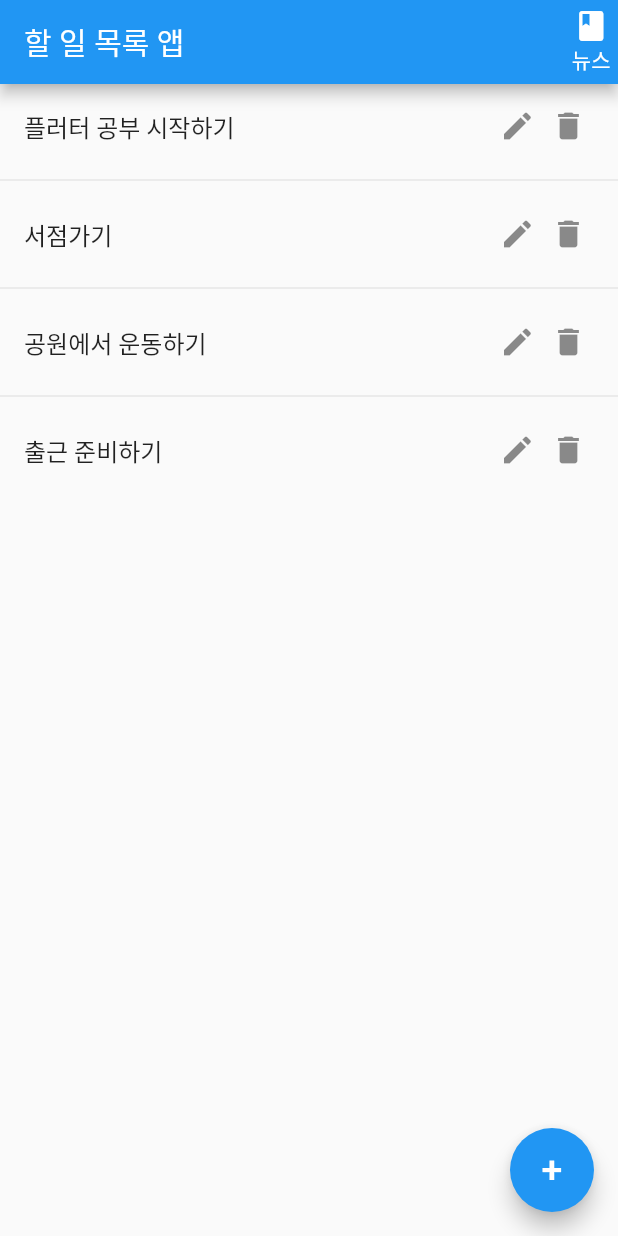
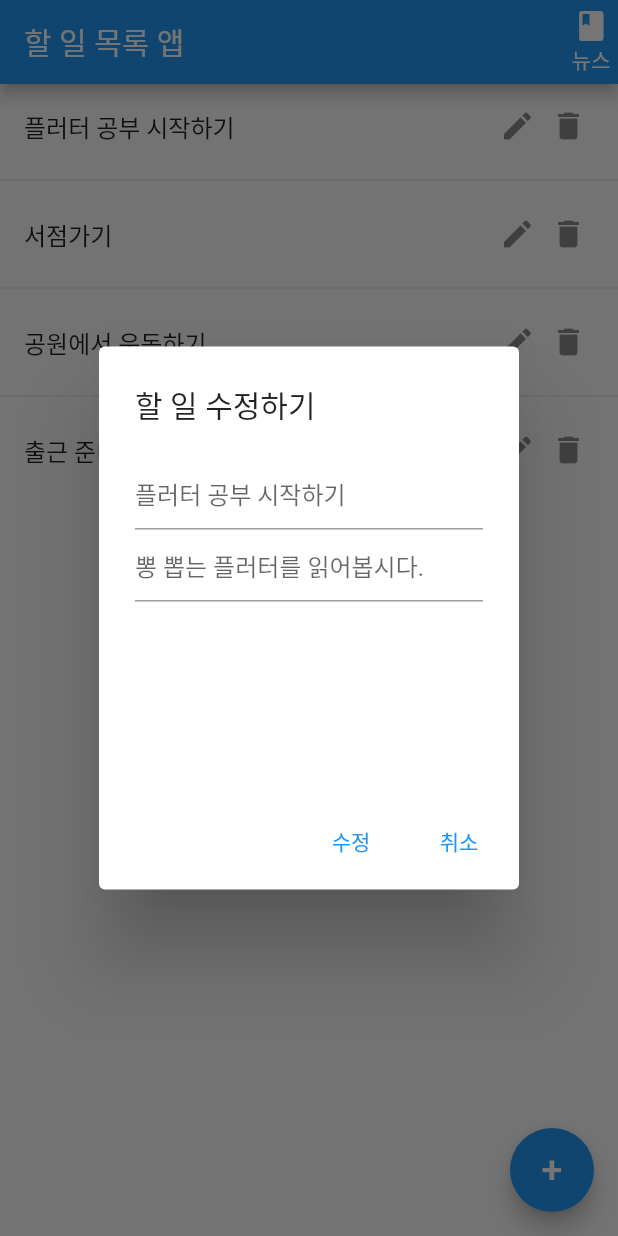
Before and after one commit to dabbyp/flutter_data_1, a Flutter app: the ListScreen screen opened directly, after a tap on "뉴스", after a tap on the "edit" icon, on a phone screen of 412 x 824 dp. Run offline on Flutter 3.47's test engine with Material 2 defaults, Android fonts, the phone set to English and light mode, and no system bars; our stand-ins replace shared_preferences; accounts and stored records are empty.

Commit message:
20230107

```diff
--- a/lib/screens/list_screen.dart
+++ b/lib/screens/list_screen.dart
@@ -89,6 +89,12 @@ class _ListScreenState extends State<ListScreen> {
                         Navigator.of(context).pop();
                       },
                     ),
+                    TextButton(
+                      child: Text('취소'),
+                      onPressed: () {
+                        Navigator.of(context).pop();
+                      },
+                    ),
                   ],
                 );
               });
@@ -113,14 +119,100 @@ class _ListScreenState extends State<ListScreen> {
                           padding: EdgeInsets.all(5),
                           child: InkWell(
                             child: Icon(Icons.edit),
-                            onTap: () {},
+                            onTap: () {
+                              showDialog(
+                                  context: context,
+                                  builder: (BuildContext context) {
+                                    String title = todos[index].title;
+                                    String description =
+                                        todos[index].description;
+                                    return AlertDialog(
+                                      title: Text('할 일 수정하기'),
+                                      content: Container(
+                                        height: 200,
+                                        child: Column(
+                                          children: [
+                                            TextField(
+                                              onChanged: (value) {
+                                                title = value;
+                                              },
+                                              decoration: InputDecoration(
+                                                hintText: todos[index].title,
+                                              ),
+                                            ),
+                                            TextField(
+                                              onChanged: (value) {
+                                                description = value;
+                                              },
+                                              decoration: InputDecoration(
+                                                hintText:
+                                                    todos[index].description,
+                                              ),
+                                            ),
+                                          ],
+                                        ),
+                                      ),
+                                      actions: [
+                                        TextButton(
+                                            child: Text('수정'),
+                                            onPressed: () async {
+                                              Todo newTodo = Todo(
+                                                id: todos[index].id,
+                                                title: title,
+                                                description: description,
+                                              );
+                                              setState(() {
+                                                todoDefault.updateTodo(newTodo);
+                                              });
+                                              Navigator.of(context).pop();
+                                            }),
+                                        TextButton(
+                                            child: Text('취소'),
+                                            onPressed: () {
+                                              Navigator.of(context).pop();
+                                            }),
+                                      ],
+                                    );
+                                  });
+                            },
                           ),
                         ),
                         Container(
                           padding: EdgeInsets.all(5),
                           child: InkWell(
                             child: Icon(Icons.delete),
-                            onTap: () {},
+                            onTap: () {
+                              showDialog(
+                                context: context,
+                                builder: (BuildContext context) {
+                                  return AlertDialog(
+                                    title: Text('할 일 삭제하기'),
+                                    content: Container(
+                                      child: Text('삭제하시겠습니까?'),
+                                    ),
+                                    actions: [
+                                      TextButton(
+                                        child: Text('삭제'),
+                                        onPressed: () async {
+                                          setState(() {
+                                            // ?? : if null, return right value
+                                            todoDefault.deleteTodo(
+                                                todos[index].id ?? 0);
+                                          });
+                                          Navigator.of(context).pop();
+                                        },
+                                      ),
+                                      TextButton(
+                                        child: Text('취소'),
+                                        onPressed: () {
+                                          Navigator.of(context).pop();
+                                        },
+                                      ),
+                                    ],
+                                  );
+                                },
+                              );
+                            },
                           ),
                         ),
                       ],
```
